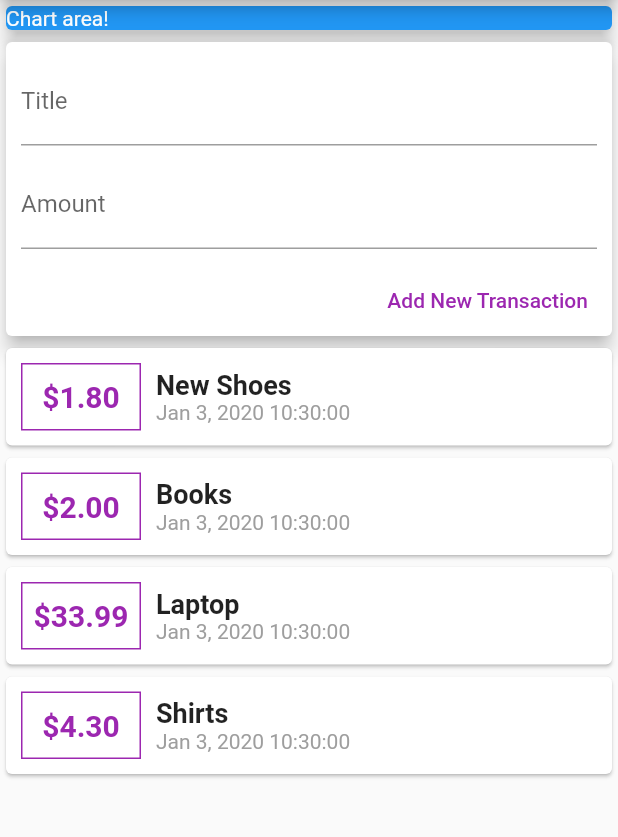
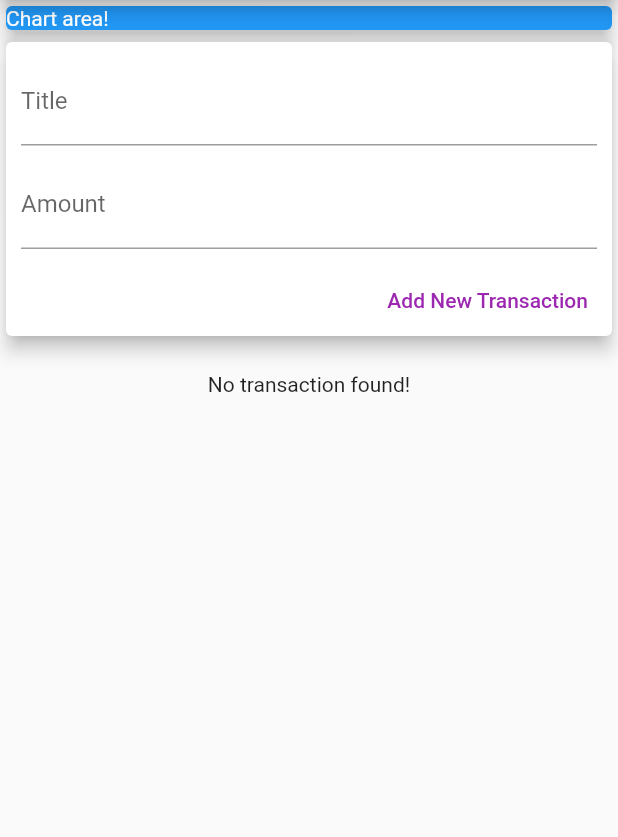
Before and after one commit to amitkishore007/personal-expense, a Flutter app: the screen it shows after launch, after a tap on "Add New Transaction", on a phone screen of 412 x 824 dp, the part 84-921 px from its top. Run offline on Flutter 3.47's test engine with Material 2 defaults, Android fonts, the phone set to English and light mode, and no system bars.

Commit message:
splitted application into different widgets

```diff
--- a/lib/main.dart
+++ b/lib/main.dart
@@ -1,35 +1,9 @@
 import 'package:flutter/material.dart';
-import './models/transaction.dart';
-import 'package:intl/intl.dart';
+import './widgets/user_transactions.dart';
 
 void main() => runApp(MyApp());
 
 class MyApp extends StatelessWidget {
-  final List<Transaction> transactions = [
-    Transaction(
-        title: 'New Shoes',
-        amount: 1.8,
-        id: DateTime.now().toIso8601String(),
-        date: DateTime.now()),
-    Transaction(
-        title: 'Books',
-        amount: 2.0,
-        id: DateTime.now().toIso8601String(),
-        date: DateTime.now()),
-    Transaction(
-        title: 'Laptop',
-        amount: 33.99,
-        id: DateTime.now().toIso8601String(),
-        date: DateTime.now()),
-    Transaction(
-        title: 'Shirts',
-        amount: 4.3,
-        id: DateTime.now().toIso8601String(),
-        date: DateTime.now()),
-  ];
-
-  final inputTitleController = TextEditingController();
-  final inputAmountController = TextEditingController();
 
   @override
   Widget build(BuildContext context) {
@@ -49,84 +23,7 @@ class MyApp extends StatelessWidget {
                 style: TextStyle(color: Colors.white),
               ),
             ),
-            Card(
-              elevation: 5,
-              child: Column(
-                crossAxisAlignment: CrossAxisAlignment.end,
-                children: <Widget>[
-                  //List of input boxes
-                  Container(
-                    margin: EdgeInsets.all(10),
-                    child: TextField(
-                      decoration: InputDecoration(labelText: 'Title'),
-                      controller: this.inputTitleController,
-                    ),
-                  ),
-                  Container(
-                    margin: EdgeInsets.only(
-                        left: 10, right: 10, bottom: 10, top: 0),
-                    child: TextField(
-                      decoration: InputDecoration(labelText: 'Amount'),
-                      controller: this.inputAmountController,
-                    ),
-                  ),
-                  FlatButton(
-                    textColor: Colors.purple,
-                    child: Text('Add New Transaction'),
-                    onPressed: (){},
-                  )
-                ],
-              ),
-            ),
-            Column(
-                children: this.transactions.map((tnx) {
-              return Card(
-                child: Row(
-                  children: <Widget>[
-                    Container(
-                      width: 80,
-                      alignment: Alignment.center,
-                      margin: EdgeInsets.all(10),
-                      padding: EdgeInsets.symmetric(
-                        horizontal: 5,
-                        vertical: 10,
-                      ),
-                      decoration: BoxDecoration(
-                        border: Border.all(
-                          width: 1,
-                          color: Colors.purple,
-                        ),
-                      ),
-                      child: Text(
-                        '\$${tnx.amount.toStringAsFixed(2)}',
-                        style: TextStyle(
-                            fontWeight: FontWeight.bold,
-                            fontSize: 20,
-                            color: Colors.purple),
-                      ),
-                    ),
-                    Column(
-                      crossAxisAlignment: CrossAxisAlignment.start,
-                      children: <Widget>[
-                        Text(
-                          tnx.title,
-                          style: TextStyle(
-                            fontWeight: FontWeight.bold,
-                            fontSize: 18,
-                          ),
-                        ),
-                        Text(
-                         '${new DateFormat.yMMMd().add_Hms().format(tnx.date)}',
-                          style: TextStyle(
-                            color: Colors.grey,
-                          ),
-                        ),
-                      ],
-                    )
-                  ],
-                ),
-              );
-            }).toList()),
+            UserTransactions()
           ],
         ),
       ),
--- /dev/null
+++ b/lib/widgets/new_transaction.dart
@@ -0,0 +1,46 @@
+import 'package:flutter/material.dart';
+
+class NewTransaction extends StatelessWidget {
+  final inputTitleController = TextEditingController();
+  final inputAmountController = TextEditingController();
+  final Function addTransaction;
+
+  NewTransaction(this.addTransaction);
+
+  @override
+  Widget build(BuildContext context) {
+    return Card(
+      elevation: 5,
+      child: Column(
+        crossAxisAlignment: CrossAxisAlignment.end,
+        children: <Widget>[
+          //List of input boxes
+          Container(
+            margin: EdgeInsets.all(10),
+            child: TextField(
+              decoration: InputDecoration(labelText: 'Title'),
+              controller: this.inputTitleController,
+            ),
+          ),
+          Container(
+            margin: EdgeInsets.only(left: 10, right: 10, bottom: 10, top: 0),
+            child: TextField(
+              decoration: InputDecoration(labelText: 'Amount'),
+              controller: this.inputAmountController,
+            ),
+          ),
+          FlatButton(
+            textColor: Colors.purple,
+            child: Text('Add New Transaction'),
+            onPressed: () {
+              this.addTransaction(
+                this.inputTitleController.text,
+                this.inputAmountController.text,
+              );
+            },
+          )
+        ],
+      ),
+    );
+  }
+}
--- /dev/null
+++ b/lib/widgets/transaction_list.dart
@@ -0,0 +1,64 @@
+import 'package:flutter/material.dart';
+import '../models/transaction.dart';
+import 'package:intl/intl.dart';
+
+class TransactionLIst extends StatelessWidget {
+
+  final List<Transaction> transactions;
+
+  TransactionLIst(this.transactions);
+
+  @override
+  Widget build(BuildContext context) {
+    return Column(
+      children: this.transactions.map((tnx) {
+        return Card(
+          child: Row(
+            children: <Widget>[
+              Container(
+                width: 80,
+                alignment: Alignment.center,
+                margin: EdgeInsets.all(10),
+                padding: EdgeInsets.symmetric(
+                  horizontal: 5,
+                  vertical: 10,
+                ),
+                decoration: BoxDecoration(
+                  border: Border.all(
+                    width: 1,
+                    color: Colors.purple,
+                  ),
+                ),
+                child: Text(
+                  '\$${tnx.amount.toStringAsFixed(2)}',
+                  style: TextStyle(
+                      fontWeight: FontWeight.bold,
+                      fontSize: 20,
+                      color: Colors.purple),
+                ),
+              ),
+              Column(
+                crossAxisAlignment: CrossAxisAlignment.start,
+                children: <Widget>[
+                  Text(
+                    tnx.title,
+                    style: TextStyle(
+                      fontWeight: FontWeight.bold,
+                      fontSize: 18,
+                    ),
+                  ),
+                  Text(
+                    '${new DateFormat.yMMMd().add_Hms().format(tnx.date)}',
+                    style: TextStyle(
+                      color: Colors.grey,
+                    ),
+                  ),
+                ],
+              )
+            ],
+          ),
+        );
+      }).toList(),
+    );
+  }
+}
--- /dev/null
+++ b/lib/widgets/user_transactions.dart
@@ -0,0 +1,46 @@
+import 'package:flutter/material.dart';
+
+import './new_transaction.dart';
+import './transaction_list.dart';
+import '../models/transaction.dart';
+
+class UserTransactions extends StatefulWidget {
+  @override
+  _UserTransactionsState createState() => _UserTransactionsState();
+}
+
+class _UserTransactionsState extends State<UserTransactions> {
+  final List<Transaction> transactions = [];
+
+  addTransaction(String title, String amount) {
+    if (title.isEmpty || amount.isEmpty) {
+      return;
+    }
+
+    setState(() {
+      var transaction = Transaction(
+        amount: double.parse(amount),
+        title: title,
+        id: DateTime.now().toString(),
+        date: DateTime.now(),
+      );
+
+      this.transactions.add(transaction);
+    });
+  }
+
+  @override
+  Widget build(BuildContext context) {
+    return Column(
+      children: <Widget>[
+        NewTransaction(this.addTransaction),
+        this.transactions.length != 0
+            ? (this.transactions)
+            : Container(
+                margin: EdgeInsets.only(top: 20),
+                child: Text('No transaction found!'),
+              ),
+      ],
+    );
+  }
+}
```
